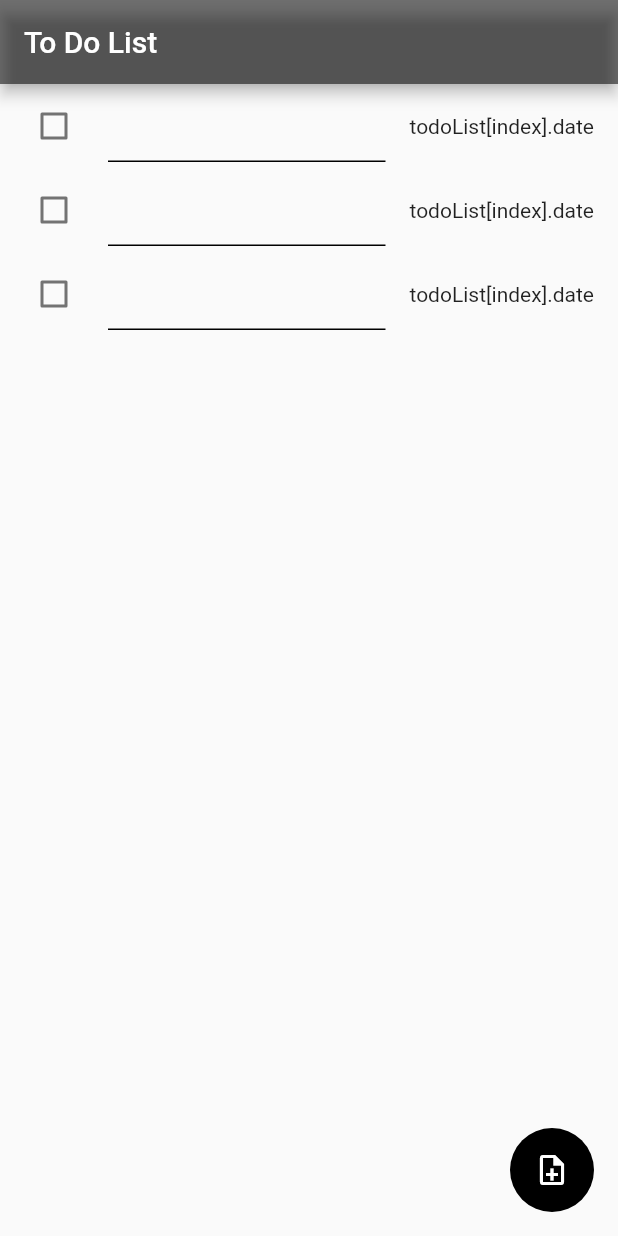
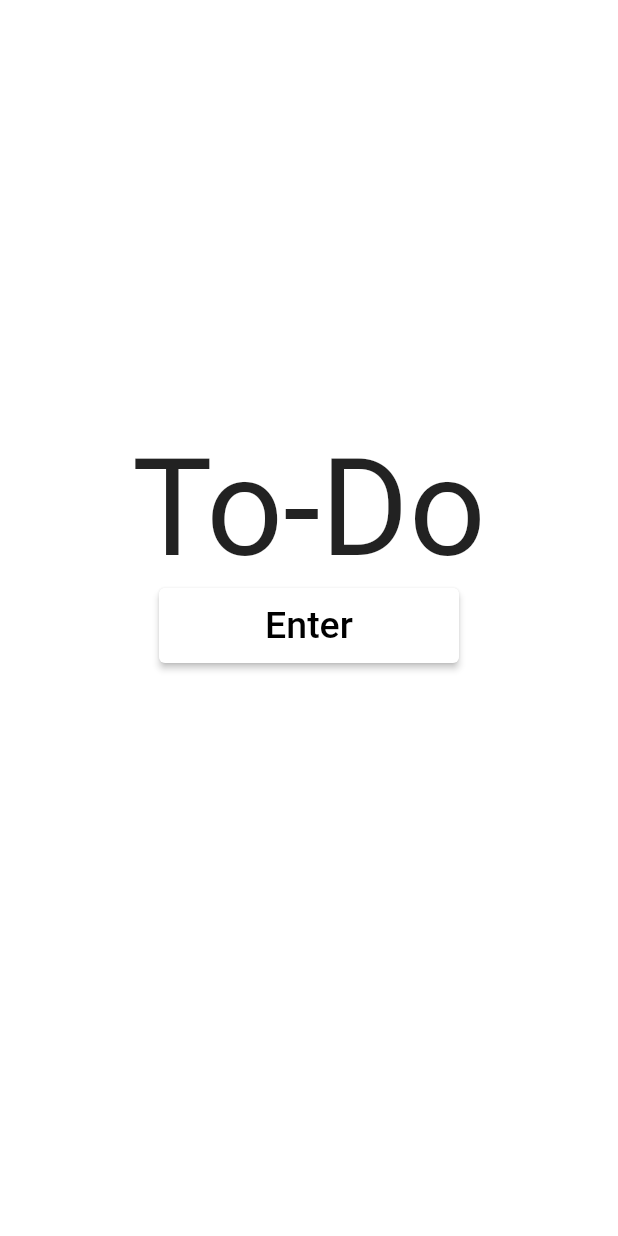
Before and after one commit to Farish-M/To-Do, a Flutter app: the screen it shows after launch, on a phone screen of 412 x 824 dp. Run offline on Flutter 3.47's test engine with Material 2 defaults, Android fonts, the phone set to English and light mode, and no system bars; our stand-ins replace table_calendar.

Commit message:
Added splash page to the app, changed some coloring with the Appbars, add onBoarding system, and implemented new  blank page system
sa

```diff
--- a/lib/main.dart
+++ b/lib/main.dart
@@ -1,5 +1,5 @@
 import 'package:flutter/material.dart';
-import 'package:productivity_todolist_schedule/screens/main/view/mainoverview_page.dart';
+import 'package:productivity_todolist_schedule/screens/main/view/onboarding/splash_page.dart';
 
 void main() {
   runApp(ToDo());
@@ -11,7 +11,7 @@ class ToDo extends StatelessWidget {
   @override
   Widget build(BuildContext context) {
     return MaterialApp(
-      home: UserController(),
+      home: SplashPage(),
     );
   }
 }
--- a/lib/screens/main/view/loginpage.dart
+++ /dev/null
@@ -1,12 +0,0 @@
-import 'package:flutter/material.dart';
-import 'package:productivity_todolist_schedule/screens/main/widgets/loginwidget.dart';
-
-class LoginPage extends StatelessWidget {
-  @override
-  Widget build(BuildContext context) {
-    return MaterialApp(
-      debugShowCheckedModeBanner: false,
-      home: Login(),
-    );
-  }
-}
--- /dev/null
+++ b/lib/screens/main/view/onboarding/splash_page.dart
@@ -0,0 +1,50 @@
+import 'package:flutter/material.dart';
+import 'package:flutter/widgets.dart';
+import 'package:productivity_todolist_schedule/screens/main/widgets/mainoverview_page.dart';
+
+class SplashPage extends StatelessWidget {
+  const SplashPage({Key? key}) : super(key: key);
+
+  @override
+  Widget build(BuildContext context) {
+    return Scaffold(
+        body: Container(
+      width: double.infinity,
+      color: Colors.white,
+      child: Center(
+        child: Container(
+          height: 250,
+          width: 250,
+          child: Column(
+            children: [
+              Text(
+                'To-Do',
+                style: TextStyle(
+                  fontSize: 90,
+                ),
+              ),
+              ElevatedButton(
+                style: ButtonStyle(
+                  backgroundColor:
+                      MaterialStateProperty.all<Color>(Colors.white),
+                  fixedSize: MaterialStateProperty.all<Size>(Size(200, 50)),
+                ),
+                onPressed: () => Navigator.push(
+                  context,
+                  MaterialPageRoute(
+                    builder: (context) => UserController(),
+                  ),
+                ),
+                child: Text(
+                  'Enter',
+                  style: TextStyle(color: Colors.black, fontSize: 25),
+                ),
+              ),
+            ],
+          ),
+          margin: EdgeInsets.all(4.0),
+        ),
+      ),
+    ));
+  }
+}
--- a/lib/screens/main/view/schedule.dart
+++ /dev/null
@@ -1,19 +0,0 @@
-import 'package:flutter/material.dart';
-import 'package:productivity_todolist_schedule/screens/main/widgets/calendar_builder.dart';
-
-class Schedule extends StatelessWidget {
-  const Schedule({Key? key}) : super(key: key);
-
-  @override
-  Widget build(BuildContext context) {
-    return MaterialApp(
-      home: Scaffold(
-        appBar: AppBar(
-          title: Text("Schedule"),
-          backgroundColor: Colors.black54,
-        ),
-        body: Calendar(),
-      ),
-    );
-  }
-}
--- a/lib/screens/main/view/todolist.dart
+++ b/lib/screens/main/view/todolist/todolist.dart
@@ -9,8 +9,12 @@ class ToDoList extends StatelessWidget {
     return MaterialApp(
         home: Scaffold(
             appBar: AppBar(
-              title: Text("To Do List"),
-              backgroundColor: Colors.black54,
+              title: Text(
+                "To Do List",
+                style: TextStyle(color: Colors.black),
+              ),
+              elevation: 0,
+              backgroundColor: Colors.white,
             ),
             floatingActionButton: FloatingActionButton(
               onPressed: () {},
@@ -19,6 +23,7 @@ class ToDoList extends StatelessWidget {
               //Elevation set to 0 in order to remove the background shadow
               elevation: 0,
             ),
+            backgroundColor: Colors.white,
             body: Container(
               child: TodoListBuilder(),
               alignment: Alignment.topLeft,
--- a/lib/screens/main/view/mainoverview_page.dart
+++ b/lib/screens/main/widgets/mainoverview_page.dart
@@ -1,7 +1,7 @@
 import 'package:flutter/widgets.dart';
-import 'package:productivity_todolist_schedule/screens/main/view/loginpage.dart';
-import 'package:productivity_todolist_schedule/screens/main/view/schedule.dart';
-import 'package:productivity_todolist_schedule/screens/main/view/todolist.dart';
+import 'package:productivity_todolist_schedule/screens/main/view/blankpage/blankpage.dart';
+import 'package:productivity_todolist_schedule/screens/main/view/calendar/calendar.dart';
+import 'package:productivity_todolist_schedule/screens/main/view/todolist/todolist.dart';
 
 class UserController extends StatefulWidget {
   @override
@@ -24,9 +24,9 @@ class _PageViewDemoState extends State<UserController> {
     return PageView(
       controller: _controller,
       children: [
-        // LoginPage(),
         ToDoList(),
-        Schedule(),
+        Calendar(),
+        BlankPage(),
       ],
     );
   }
--- a/lib/screens/main/widgets/todolist_builder.dart
+++ b/lib/screens/main/widgets/todolist_builder.dart
@@ -30,10 +30,12 @@ class _TodoListBuilderState extends State<TodoListBuilder> {
       itemBuilder: (BuildContext context, int index) {
         return CheckboxListTile(
           title: TextField(
+            //Each parameter for the CheckboxListTile TextField
             autocorrect: true,
             cursorColor: Colors.black,
             enableSuggestions: true,
             maxLines: null,
+            style: TextStyle(color: Colors.black),
             textCapitalization: TextCapitalization.sentences,
             decoration: InputDecoration(
               enabledBorder: UnderlineInputBorder(
@@ -47,15 +49,20 @@ class _TodoListBuilderState extends State<TodoListBuilder> {
               ),
             ),
           ),
-            secondary: Text("todoList[index].date"),
-            checkColor: Colors.white,
+          secondary: Text(
+            "Insert Date",
+            style: TextStyle(color: Colors.black),
+          ),
+          selectedTileColor: Colors.black,
+          checkColor: Colors.black,
           activeColor: Colors.black,
           value: todoList[index].checked,
           onChanged: (bool? value) {
             //Run function
             itemChange(value!, index);
           },
-            controlAffinity: ListTileControlAffinity.leading);
+          controlAffinity: ListTileControlAffinity.leading,
+        );
       },
     );
   }
```
Also changed, not shown: lib/screens/main/view/blankpage/blankpage.dart (added, +48 -0 lines), lib/screens/main/view/calendar/calendar.dart (added, +23 -0 lines), lib/screens/main/widgets/calendar_builder.dart (+5 -4 lines), lib/screens/main/widgets/loginwidget.dart (deleted, +0 -90 lines). Lines whose indentation alone changed are shown as unchanged.
